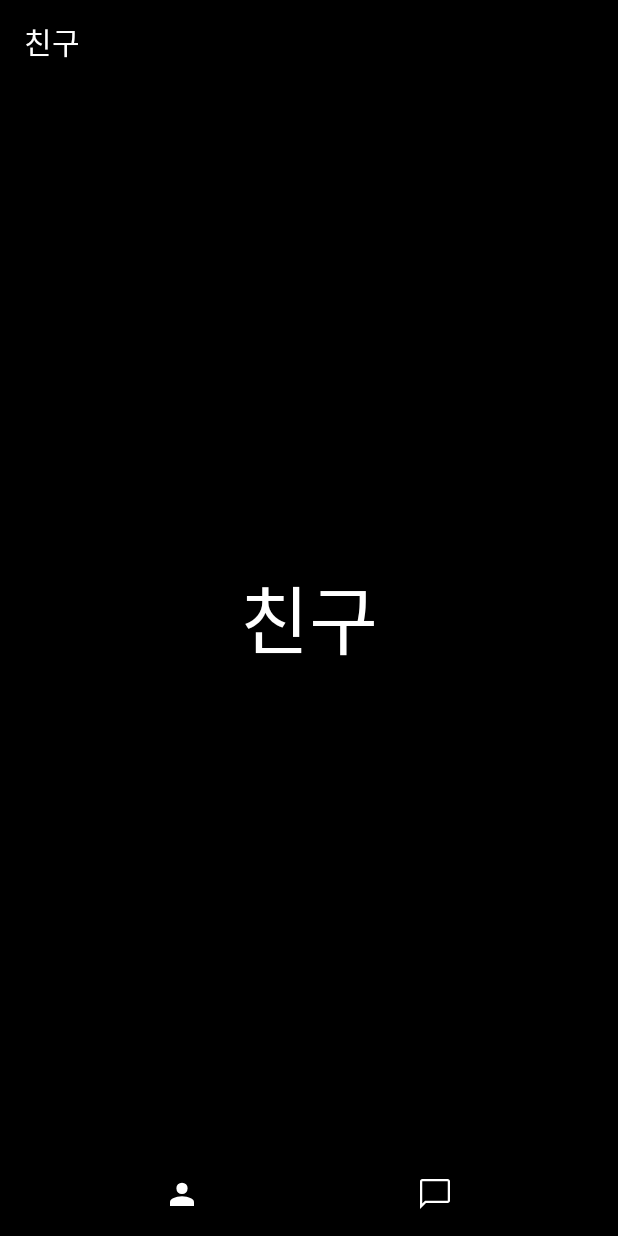
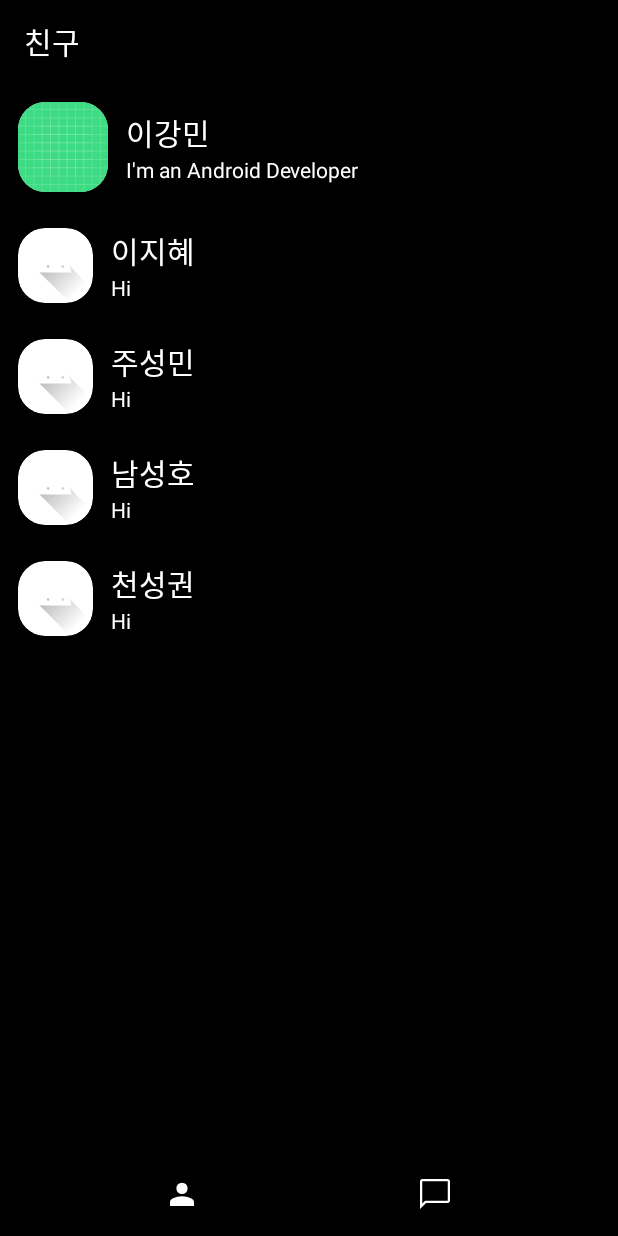
Before and after one commit to growbook91/SimpleChatApp, an Android app: the screen it shows after launch (MainActivity), on a phone screen of 412 x 824 dp. Run offline under Robolectric (Android 15) with nearby library versions, the phone set to English and light mode, and no system bars.

Commit message:
Basic structure of friend page is completed.

```diff
--- /dev/null
+++ b/app/src/main/java/com/github/growbook91/simplechatapp/Friend.java
@@ -0,0 +1,13 @@
+package com.github.growbook91.simplechatapp;
+
+public class Friend {
+    String name;
+    String status;
+    int image;
+
+    public Friend(String name, String status, int image) {
+        this.name = name;
+        this.status = status;
+        this.image = image;
+    }
+}
--- /dev/null
+++ b/app/src/main/java/com/github/growbook91/simplechatapp/FriendAdapter.java
@@ -0,0 +1,54 @@
+package com.github.growbook91.simplechatapp;
+
+import android.view.LayoutInflater;
+import android.view.View;
+import android.view.ViewGroup;
+import android.widget.ImageView;
+import android.widget.TextView;
+
+import androidx.annotation.NonNull;
+import androidx.recyclerview.widget.RecyclerView;
+
+public class FriendAdapter extends RecyclerView.Adapter<FriendAdapter.FriendViewHolder> {
+    private Friend[] friends;
+
+    public FriendAdapter(Friend[] friends) {
+        this.friends = friends;
+    }
+
+    @NonNull
+    @Override
+    public FriendViewHolder onCreateViewHolder(@NonNull ViewGroup parent, int viewType) {
+        View view = LayoutInflater.from(parent.getContext()).inflate(R.layout.item_profile, parent,false);
+        return new FriendViewHolder(view);
+    }
+
+    @Override
+    public void onBindViewHolder(@NonNull FriendViewHolder holder, int position) {
+        holder.bind(friends[position]);
+    }
+
+    @Override
+    public int getItemCount() {
+        return friends.length;
+    }
+
+    static class FriendViewHolder extends RecyclerView.ViewHolder{
+        ImageView profileImage;
+        TextView profileName;
+        TextView profileStatus;
+
+        public FriendViewHolder(@NonNull View itemView) {
+            super(itemView);
+            profileName = itemView.findViewById(R.id.text_view_name);
+            profileStatus = itemView.findViewById(R.id.text_view_status);
+            profileImage = itemView.findViewById(R.id.image_view_profile_image);
+        }
+
+        public void bind(Friend profile){
+            profileName.setText(profile.name);
+            profileStatus.setText(profile.status);
+            profileImage.setImageResource(profile.image);
+        }
+    }
+}
--- a/app/src/main/java/com/github/growbook91/simplechatapp/MainMenuFriendFragment.java
+++ b/app/src/main/java/com/github/growbook91/simplechatapp/MainMenuFriendFragment.java
@@ -3,6 +3,7 @@ package com.github.growbook91.simplechatapp;
 import android.os.Bundle;
 
 import androidx.fragment.app.Fragment;
+import androidx.recyclerview.widget.RecyclerView;
 
 import android.view.LayoutInflater;
 import android.view.View;
@@ -14,7 +15,22 @@ public class MainMenuFriendFragment extends Fragment {
     public View onCreateView(LayoutInflater inflater, ViewGroup container,
                              Bundle savedInstanceState) {
         ViewGroup rootView = (ViewGroup)inflater.inflate(R.layout.fragment_main_menu_friend, container, false);
+        initFriendList(rootView);
 
         return rootView;
     }
+
+    private void initFriendList(ViewGroup rootView) {
+        RecyclerView friendList = rootView.findViewById(R.id.recycler_view_friends);
+
+        Friend[] friends = {
+                new Friend("이지혜", "Hi", R.drawable.ic_launcher_foreground),
+                new Friend("주성민", "Hi", R.drawable.ic_launcher_foreground),
+                new Friend("남성호", "Hi", R.drawable.ic_launcher_foreground),
+                new Friend("천성권", "Hi", R.drawable.ic_launcher_foreground),
+        };
+
+        FriendAdapter adapter = new FriendAdapter(friends);
+        friendList.setAdapter(adapter);
+    }
 }
--- a/app/src/main/res/layout/fragment_main_menu_friend.xml
+++ b/app/src/main/res/layout/fragment_main_menu_friend.xml
@@ -16,15 +16,75 @@
         android:theme="@style/ThemeOverlay.AppCompat.ActionBar"
         app:popupTheme="@style/ThemeOverlay.AppCompat.Light"
         app:title="친구"
-        app:titleTextColor="@color/white"
-        />
+        app:titleTextColor="@color/white" />
 
-    <TextView
+    <androidx.cardview.widget.CardView
+        android:id="@+id/card_view_my_profile"
         android:layout_width="match_parent"
-        android:layout_height="match_parent"
-        android:gravity="center"
-        android:text="친구"
-        android:textColor="@android:color/white"
-        android:textSize="50sp" />
+        android:layout_height="wrap_content"
+        android:layout_margin="0dp"
+        app:cardBackgroundColor="@color/black"
+        app:cardElevation="0dp">
+
+        <RelativeLayout
+            android:layout_width="match_parent"
+            android:layout_height="wrap_content"
+            android:gravity="center_vertical">
+
+            <androidx.cardview.widget.CardView
+                android:id="@+id/card_view_profile_image_container"
+                android:layout_width="wrap_content"
+                android:layout_height="wrap_content"
+                android:layout_margin="12dp"
+                app:cardCornerRadius="18dp"
+                app:cardElevation="0dp">
+
+                <ImageView
+                    android:id="@+id/image_view_profile_image"
+                    android:layout_width="60dp"
+                    android:layout_height="60dp"
+                    android:scaleType="centerCrop"
+                    android:src="@drawable/ic_launcher_background" />
+
+            </androidx.cardview.widget.CardView>
+
+            <LinearLayout
+                android:layout_width="match_parent"
+                android:layout_height="wrap_content"
+                android:layout_centerInParent="true"
+                android:layout_toEndOf="@id/card_view_profile_image_container"
+                android:orientation="vertical">
+
+                <TextView
+                    android:id="@+id/text_view_name"
+                    android:layout_width="match_parent"
+                    android:layout_height="wrap_content"
+                    android:textColor="@color/white"
+                    android:textSize="20sp"
+                    android:text="이강민" />
+
+                <TextView
+                    android:id="@+id/text_view_status"
+                    android:layout_width="match_parent"
+                    android:layout_height="wrap_content"
+                    android:textColor="@color/white"
+                    android:text="I'm an Android Developer" />
+            </LinearLayout>
+
+        </RelativeLayout>
+    </androidx.cardview.widget.CardView>
+
+    <ScrollView
+        android:layout_width="match_parent"
+        android:layout_height="match_parent">
+
+        <androidx.recyclerview.widget.RecyclerView
+            android:id="@+id/recycler_view_friends"
+            android:layout_width="match_parent"
+            android:layout_height="match_parent"
+            app:layoutManager="androidx.recyclerview.widget.LinearLayoutManager"
+            tools:listitem="@layout/item_profile" />
+    </ScrollView>
+
 
 </LinearLayout>
--- /dev/null
+++ b/app/src/main/res/layout/item_profile.xml
@@ -0,0 +1,57 @@
+<?xml version="1.0" encoding="utf-8"?>
+<androidx.cardview.widget.CardView xmlns:android="http://schemas.android.com/apk/res/android"
+    xmlns:app="http://schemas.android.com/apk/res-auto"
+    xmlns:tools="http://schemas.android.com/tools"
+    android:layout_width="match_parent"
+    android:layout_height="wrap_content"
+    android:layout_margin="0dp"
+    app:cardBackgroundColor="@color/black"
+    app:cardElevation="0dp">
+
+    <RelativeLayout
+        android:layout_width="match_parent"
+        android:layout_height="wrap_content"
+        android:gravity="center_vertical">
+
+        <androidx.cardview.widget.CardView
+            android:id="@+id/card_view_profile_image_container"
+            android:layout_width="wrap_content"
+            android:layout_height="wrap_content"
+            android:layout_margin="12dp"
+            app:cardCornerRadius="18dp"
+            app:cardElevation="0dp">
+
+            <ImageView
+                android:id="@+id/image_view_profile_image"
+                android:layout_width="50dp"
+                android:layout_height="50dp"
+                android:scaleType="centerCrop"
+                tools:src="@drawable/ic_launcher_background" />
+
+        </androidx.cardview.widget.CardView>
+
+        <LinearLayout
+            android:layout_width="match_parent"
+            android:layout_height="wrap_content"
+            android:layout_centerInParent="true"
+            android:layout_toEndOf="@id/card_view_profile_image_container"
+            android:orientation="vertical">
+
+            <TextView
+                android:id="@+id/text_view_name"
+                android:layout_width="match_parent"
+                android:layout_height="wrap_content"
+                android:textColor="@color/white"
+                android:textSize="20sp"
+                tools:text="이강민" />
+
+            <TextView
+                android:id="@+id/text_view_status"
+                android:layout_width="match_parent"
+                android:layout_height="wrap_content"
+                android:textColor="@color/white"
+                tools:text="나 잘하고 있나?" />
+        </LinearLayout>
+
+    </RelativeLayout>
+</androidx.cardview.widget.CardView>
```
